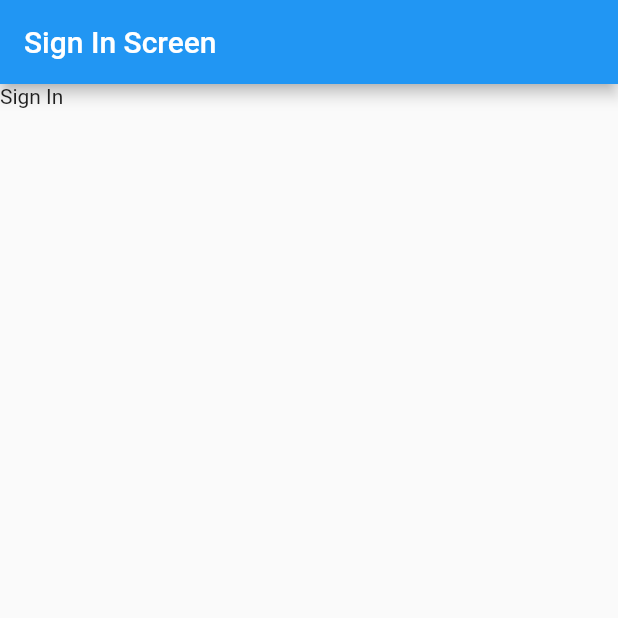
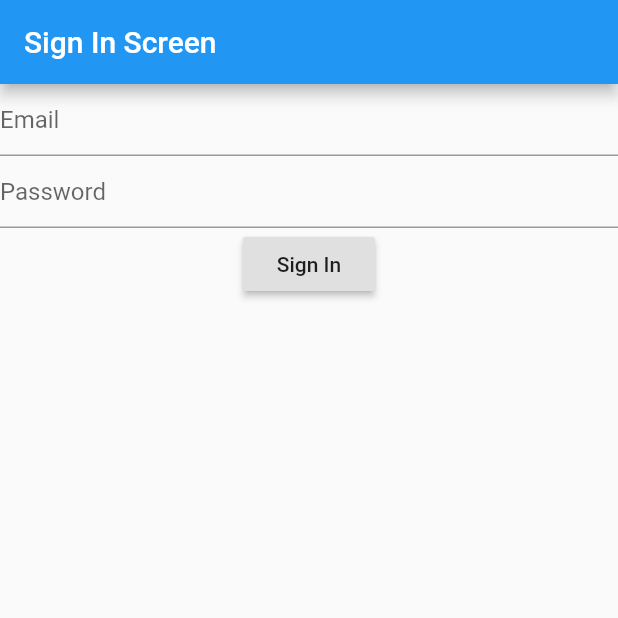
Before and after one commit to cravinpineapple/MAP-project, a Flutter app: the screen it shows after launch, on a phone screen of 412 x 824 dp, the top half of it. Run offline on Flutter 3.47's test engine with Material 2 defaults, Android fonts, the phone set to English and light mode, and no system bars; our stand-ins replace firebase_auth, firebase_core; accounts and stored records are empty.

Commit message:
11 finished

```diff
--- /dev/null
+++ b/lib/controller/firebasecontroller.dart
@@ -0,0 +1,14 @@
+import 'package:firebase_auth/firebase_auth.dart';
+import 'package:flutter/cupertino.dart';
+
+class FirebaseController {
+  static Future<User> signIn({@required String email, @required String password}) async {
+    UserCredential userCredential =
+        await FirebaseAuth.instance.signInWithEmailAndPassword(
+      email: email,
+      password: password,
+    );
+
+    return userCredential.user;
+  }
+}
--- a/lib/main.dart
+++ b/lib/main.dart
@@ -1,8 +1,11 @@
+import 'package:firebase_core/firebase_core.dart';
 import 'package:flutter/cupertino.dart';
 import 'package:flutter/material.dart';
 import 'package:lesson3part1/screen/signin_screen.dart';
 
-void main() {
+void main() async {
+  WidgetsFlutterBinding.ensureInitialized();
+  await Firebase.initializeApp();
   runApp(Lesson3Part1App());
 }
 
--- a/lib/screen/signin_screen.dart
+++ b/lib/screen/signin_screen.dart
@@ -1,4 +1,6 @@
+import 'package:firebase_auth/firebase_auth.dart';
 import 'package:flutter/material.dart';
+import 'package:lesson3part1/controller/firebasecontroller.dart';
 
 class SignInScreen extends StatefulWidget {
   static const routeName = '/signInScreen';
@@ -10,6 +12,7 @@ class SignInScreen extends StatefulWidget {
 }
 
 class _SignInState extends State<SignInScreen> {
+  GlobalKey<FormState> formKey = GlobalKey<FormState>();
   _Controller con;
 
   @override
@@ -26,7 +29,40 @@ class _SignInState extends State<SignInScreen> {
       appBar: AppBar(
         title: Text('Sign In Screen'),
       ),
-      body: Text('Sign In'),
+      body: Form(
+        key: formKey,
+        child: SingleChildScrollView(
+          child: Column(
+            children: [
+              TextFormField(
+                decoration: InputDecoration(
+                  hintText: 'Email',
+                ),
+                keyboardType: TextInputType.emailAddress,
+                autocorrect: false,
+                validator: con.validateEmail,
+                onSaved: con.saveEmail,
+              ),
+              TextFormField(
+                decoration: InputDecoration(
+                  hintText: 'Password',
+                ),
+                autocorrect: false,
+                obscureText: true,
+                validator: con.validatePassword,
+                onSaved: con.savePassword,
+              ),
+              RaisedButton(
+                onPressed: con.signIn,
+                child: Text(
+                  'Sign In',
+                  style: Theme.of(context).textTheme.button,
+                ),
+              )
+            ],
+          ),
+        ),
+      ),
     );
   }
 }
@@ -34,4 +70,44 @@ class _SignInState extends State<SignInScreen> {
 class _Controller {
   _SignInState state;
   _Controller(this.state);
+
+  String email;
+  String password;
+
+  String validatePassword(String value) {
+    if (value.length < 6)
+      return 'too short';
+    else
+      return null;
+  }
+
+  void savePassword(String value) {
+    password = value;
+  }
+
+  String validateEmail(String value) {
+    if (value.contains('@') && value.contains('.'))
+      return null;
+    else
+      return 'invalid email address';
+  }
+
+  void saveEmail(String value) {
+    email = value;
+  }
+
+  void signIn() async {
+    if (!state.formKey.currentState.validate()) return;
+
+    // now validated
+    state.formKey.currentState.save();
+
+    User user;
+    try {
+      user = await FirebaseController.signIn(email: email, password: password);
+      print('============ ${user.email}');
+    } catch (e) {
+      print('============ $e');
+    }
+  }
 }
--- a/pubspec.yaml
+++ b/pubspec.yaml
@@ -23,6 +23,8 @@ environment:
 dependencies:
   flutter:
     sdk: flutter
+  firebase_core: ^0.7.0
+  firebase_auth: ^0.20.1
 
 
   # The following adds the Cupertino Icons font to your application.
```
Also changed, not shown: pubspec.lock, 3 other files.
